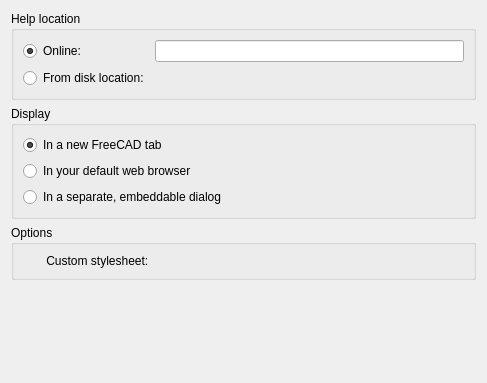
First picture: the form in dlgPreferencesHelp.ui, repository FreeCAD/FreeCAD-Help, before the edit.
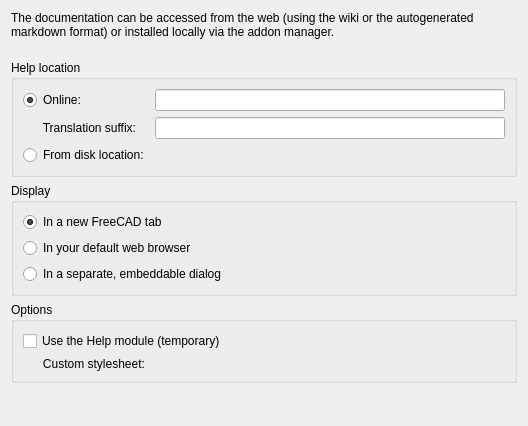
Second picture: the form after the edit. Custom widgets are drawn as their Qt base class.

Patch:
```diff
--- a/dlgPreferencesHelp.ui
+++ b/dlgPreferencesHelp.ui
@@ -6,22 +6,48 @@
    <rect>
     <x>0</x>
     <y>0</y>
-    <width>487</width>
-    <height>383</height>
+    <width>528</width>
+    <height>426</height>
    </rect>
   </property>
   <property name="windowTitle">
    <string>Help</string>
   </property>
   <layout class="QVBoxLayout" name="verticalLayout">
+   <item>
+    <widget class="QLabel" name="label_3">
+     <property name="text">
+      <string>The documentation can be accessed from the web (using the wiki or the autogenerated markdown format) or installed locally via the addon manager.</string>
+     </property>
+     <property name="wordWrap">
+      <bool>true</bool>
+     </property>
+    </widget>
+   </item>
+   <item>
+    <spacer name="verticalSpacer_2">
+     <property name="orientation">
+      <enum>Qt::Vertical</enum>
+     </property>
+     <property name="sizeType">
+      <enum>QSizePolicy::Fixed</enum>
+     </property>
+     <property name="sizeHint" stdset="0">
+      <size>
+       <width>20</width>
+       <height>15</height>
+      </size>
+     </property>
+    </spacer>
+   </item>
    <item>
     <widget class="QGroupBox" name="groupBox">
      <property name="title">
       <string>Help location</string>
      </property>
      <layout class="QGridLayout" name="gridLayout">
-      <item row="1" column="1">
-       <widget class="Gui::PrefFileChooser" name="fileChooser">
+      <item row="0" column="1">
+       <widget class="Gui::PrefLineEdit" name="lineEdit">
         <property name="toolTip">
          <string>Set this to the base folder where the markdown help files are located. You can easily download the documentation by using the Addons Manager and installing the &quot;documentation&quot; addon. If this field is left blank, FreeCAD will automatically search for the help files at the default location when installed via the Addons Manager ( $USERAPPDATADIR/Mod/Documentation )</string>
         </property>
@@ -55,7 +81,23 @@
         </property>
        </widget>
       </item>
-      <item row="1" column="0">
+      <item row="2" column="1">
+       <widget class="Gui::PrefFileChooser" name="fileChooser">
+        <property name="toolTip">
+         <string>Set this to the base folder where the markdown help files are located. You can easily download the documentation by using the Addons Manager and installing the &quot;documentation&quot; addon. If this field is left blank, FreeCAD will automatically search for the help files at the default location when installed via the Addons Manager ( $USERAPPDATADIR/Mod/Documentation )</string>
+        </property>
+        <property name="fileName">
+         <string/>
+        </property>
+        <property name="prefEntry" stdset="0">
+         <cstring>Location</cstring>
+        </property>
+        <property name="prefPath" stdset="0">
+         <cstring>Mod/Help</cstring>
+        </property>
+       </widget>
+      </item>
+      <item row="2" column="0">
        <widget class="Gui::PrefRadioButton" name="radioOffline">
         <property name="text">
          <string>From disk location:</string>
@@ -68,8 +110,15 @@
         </property>
        </widget>
       </item>
-      <item row="0" column="1">
-       <widget class="Gui::PrefLineEdit" name="lineEdit">
+      <item row="1" column="0">
+       <widget class="QLabel" name="label_2">
+        <property name="text">
+         <string>      Translation suffix:</string>
+        </property>
+       </widget>
+      </item>
+      <item row="1" column="1">
+       <widget class="Gui::PrefLineEdit" name="lineEdit_2">
         <property name="toolTip">
          <string>The online location of help files. If left empty, FreeCAD will automatically retrieve the documentation from its default location. You can also point this to any other repository containing markdown or html files, or the base URL of a wiki (use &quot;https://wiki.freecadweb.org&quot; for the default FreeCAD wiki).</string>
         </property>
@@ -147,12 +196,28 @@
       <string>Options</string>
      </property>
      <layout class="QVBoxLayout" name="verticalLayout_4">
+      <item>
+       <widget class="Gui::PrefCheckBox" name="checkBox">
+        <property name="toolTip">
+         <string>If this is checked, the Help and What's this? commands will use the Help module.</string>
+        </property>
+        <property name="text">
+         <string>Use the Help module (temporary)</string>
+        </property>
+        <property name="prefEntry" stdset="0">
+         <cstring>UseHelpModule</cstring>
+        </property>
+        <property name="prefPath" stdset="0">
+         <cstring>Mod/Help</cstring>
+        </property>
+       </widget>
+      </item>
       <item>
        <layout class="QHBoxLayout" name="horizontalLayout">
         <item>
          <widget class="QLabel" name="label">
           <property name="text">
-           <string>       Custom stylesheet:</string>
+           <string>      Custom stylesheet:</string>
           </property>
          </widget>
         </item>
@@ -205,6 +270,11 @@
    <extends>QRadioButton</extends>
    <header>Gui/PrefWidgets.h</header>
   </customwidget>
+  <customwidget>
+   <class>Gui::PrefCheckBox</class>
+   <extends>QCheckBox</extends>
+   <header>Gui/PrefWidgets.h</header>
+  </customwidget>
   <customwidget>
    <class>Gui::PrefLineEdit</class>
    <extends>QLineEdit</extends>
```
Left out of the diff: 13 changed lines with no effect on the pictures.
